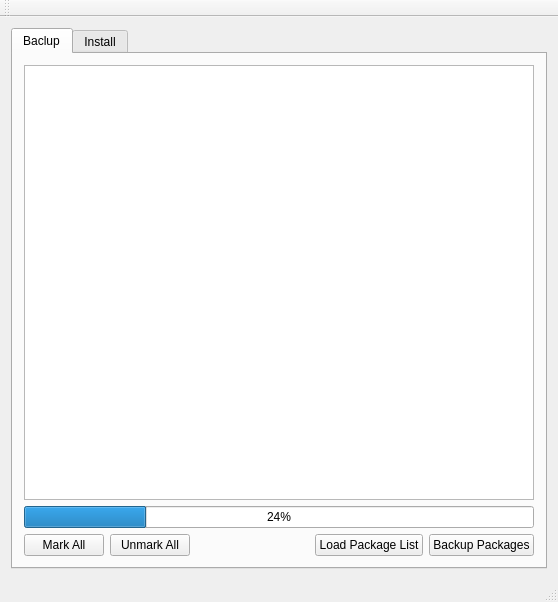
Old version of the form mainwindow.ui in the repository mdminhazulhaque/adb-gui.
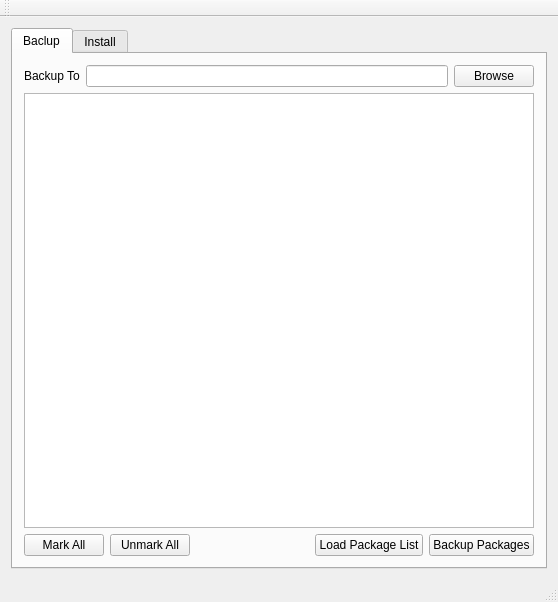
New version of the form.

```diff
--- a/mainwindow.ui
+++ b/mainwindow.ui
@@ -25,10 +25,14 @@
         <string>Baclup</string>
        </attribute>
        <layout class="QGridLayout" name="gridLayout">
-        <item row="0" column="0">
-         <widget class="QListWidget" name="packageList"/>
+        <item row="0" column="2">
+         <widget class="QPushButton" name="buttonBrowse">
+          <property name="text">
+           <string>Browse</string>
+          </property>
+         </widget>
         </item>
-        <item row="2" column="0">
+        <item row="2" column="0" colspan="3">
          <layout class="QHBoxLayout" name="horizontalLayout">
           <item>
            <widget class="QPushButton" name="btnMarkAll">
@@ -73,10 +77,16 @@
           </item>
          </layout>
         </item>
-        <item row="1" column="0">
-         <widget class="QProgressBar" name="progressBackup">
-          <property name="value">
-           <number>24</number>
+        <item row="0" column="1">
+         <widget class="QLineEdit" name="backupPath"/>
+        </item>
+        <item row="1" column="0" colspan="3">
+         <widget class="QListWidget" name="packageList"/>
+        </item>
+        <item row="0" column="0">
+         <widget class="QLabel" name="label">
+          <property name="text">
+           <string>Backup To</string>
           </property>
          </widget>
         </item>
```
